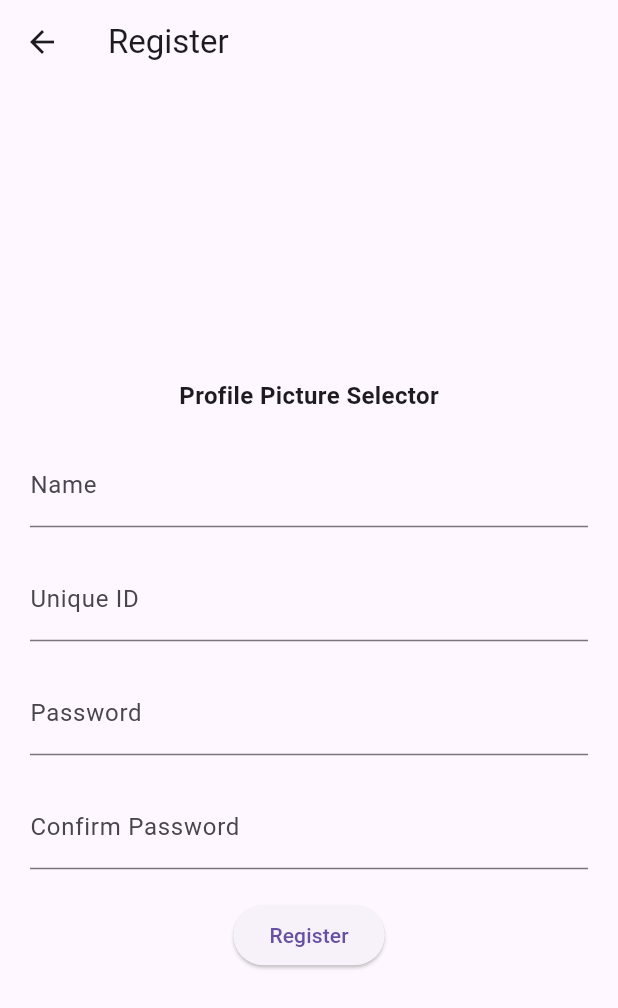
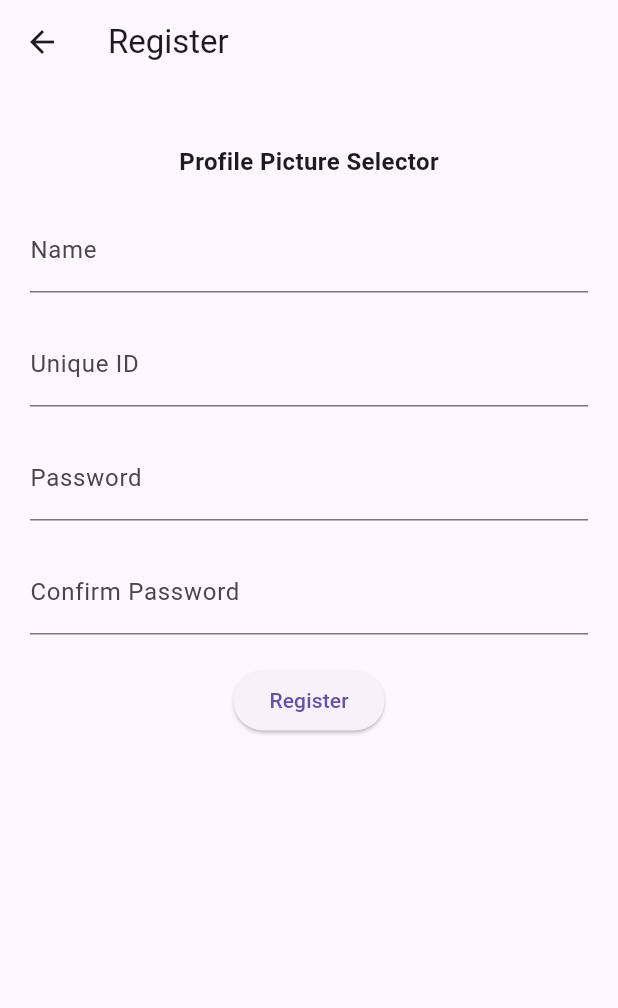
Before and after one commit to lalitshankarchowdhury/TrackMyTow, a Flutter app: the screen it shows after launch, after a tap on "Get started", after a tap on "Register", on a phone screen of 412 x 824 dp. Shown: the top 1008 px of the screen. Run offline on Flutter 3.47's test engine with Material 3 defaults, Android fonts, the light colour scheme and no system bars.

Commit message:
Simplify layout

```diff
--- a/track_my_tow/lib/pages/login_page.dart
+++ b/track_my_tow/lib/pages/login_page.dart
@@ -33,21 +33,22 @@ class _LoginPageState extends State<LoginPage> {
   }
 
   @override
+  @override
   Widget build(BuildContext context) {
     return Scaffold(
       appBar: AppBar(title: const Text('Login')),
-      body: Center(
-        child: Padding(
+      body: Padding(
         padding: const EdgeInsets.all(20.0),
         child: Column(
           mainAxisAlignment: MainAxisAlignment.center,
+          crossAxisAlignment: CrossAxisAlignment.center,
           children: [
             if (_loginState == 'Failed')
               const Text(
                 "Invalid credentials",
                 style: TextStyle(color: Colors.red),
-                )
-              else if (_loginState == 'Succeeded')
+              ),
+            if (_loginState == 'Succeeded')
               const Text(
                 "Credentials valid",
                 style: TextStyle(color: Colors.green),
@@ -62,6 +63,7 @@ class _LoginPageState extends State<LoginPage> {
                 hintText: 'Username',
               ),
             ),
+            const SizedBox(height: 12),
             TextField(
               onChanged: (value) {
                 setState(() {
@@ -98,7 +100,6 @@ class _LoginPageState extends State<LoginPage> {
           ],
         ),
       ),
-      ),
     );
   }
 }
--- a/track_my_tow/lib/pages/register_page.dart
+++ b/track_my_tow/lib/pages/register_page.dart
@@ -66,73 +66,44 @@ class _RegisterPageState extends State<RegisterPage> {
   Widget build(BuildContext context) {
     return Scaffold(
       appBar: AppBar(title: const Text('Register')),
-      body: Center(
-        child: Padding(
+      body: SingleChildScrollView(
         padding: const EdgeInsets.all(20.0),
         child: Column(
-            mainAxisAlignment: MainAxisAlignment.center,
+          crossAxisAlignment: CrossAxisAlignment.center,
           children: [
-              if (_registerState == 'Failed')
+            if (_registerState == 'Failed' || _registerState == 'Succeeded')
               Text(
                 _helpMessage,
-                  style: const TextStyle(color: Colors.red),
-                )
-              else if (_registerState == 'Succeeded')
-                Text(
-                  _helpMessage,
-                  style: const TextStyle(color: Colors.green),
+                style: TextStyle(
+                    color:
+                        _registerState == 'Failed' ? Colors.red : Colors.green),
               ),
             const SizedBox(height: 20),
             const Text(
               'Profile Picture Selector',
               style: TextStyle(fontSize: 16, fontWeight: FontWeight.bold),
             ),
-              // Add profile picture selector widget here
             const SizedBox(height: 20),
             TextField(
-                onChanged: (value) {
-                  setState(() {
-                    _name = value;
-                  });
-                },
-                decoration: const InputDecoration(
-                  labelText: 'Name',
-                ),
+              onChanged: (value) => _name = value,
+              decoration: const InputDecoration(labelText: 'Name'),
             ),
             const SizedBox(height: 20),
             TextField(
-                onChanged: (value) {
-                  setState(() {
-                    _uniqueId = value;
-                  });
-                },
-                decoration: const InputDecoration(
-                  labelText: 'Unique ID',
-                ),
+              onChanged: (value) => _uniqueId = value,
+              decoration: const InputDecoration(labelText: 'Unique ID'),
             ),
             const SizedBox(height: 20),
             TextField(
-                onChanged: (value) {
-                  setState(() {
-                    _password = value;
-                  });
-                },
+              onChanged: (value) => _password = value,
               obscureText: true,
-                decoration: const InputDecoration(
-                  labelText: 'Password',
-                ),
+              decoration: const InputDecoration(labelText: 'Password'),
             ),
             const SizedBox(height: 20),
             TextField(
-                onChanged: (value) {
-                  setState(() {
-                    _confirmPassword = value;
-                  });
-                },
+              onChanged: (value) => _confirmPassword = value,
               obscureText: true,
-                decoration: const InputDecoration(
-                  labelText: 'Confirm Password',
-                ),
+              decoration: const InputDecoration(labelText: 'Confirm Password'),
             ),
             const SizedBox(height: 20),
             ElevatedButton(
@@ -142,7 +113,6 @@ class _RegisterPageState extends State<RegisterPage> {
           ],
         ),
       ),
-      ),
     );
   }
 }
```
Lines whose indentation alone changed are shown as unchanged.
